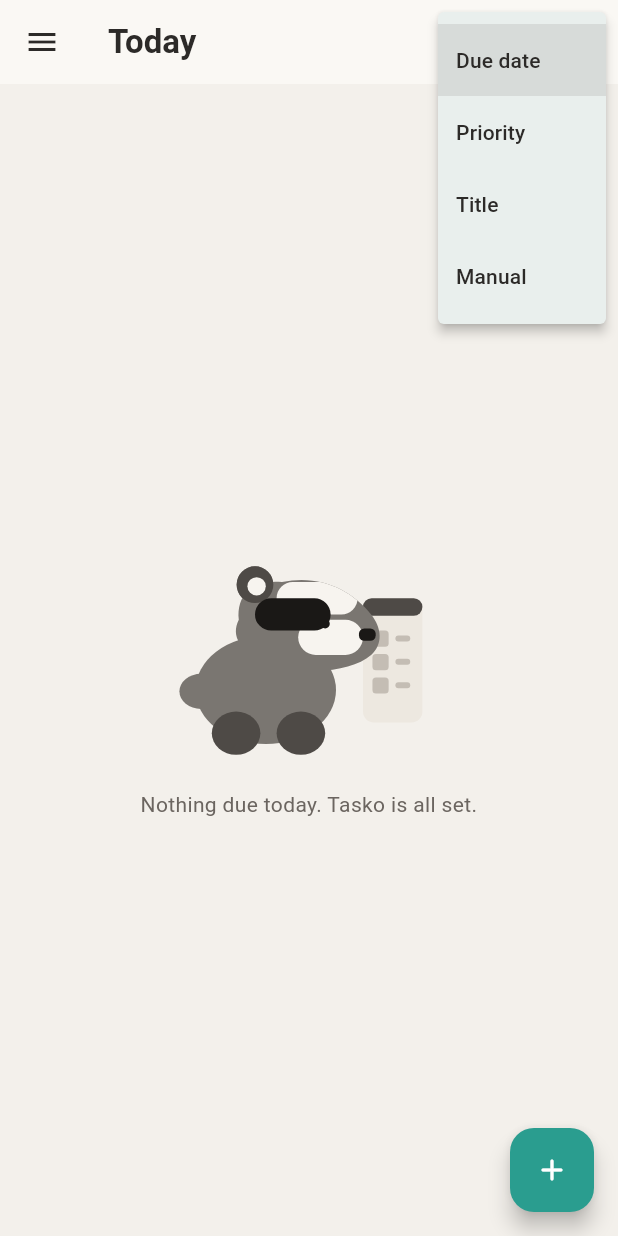
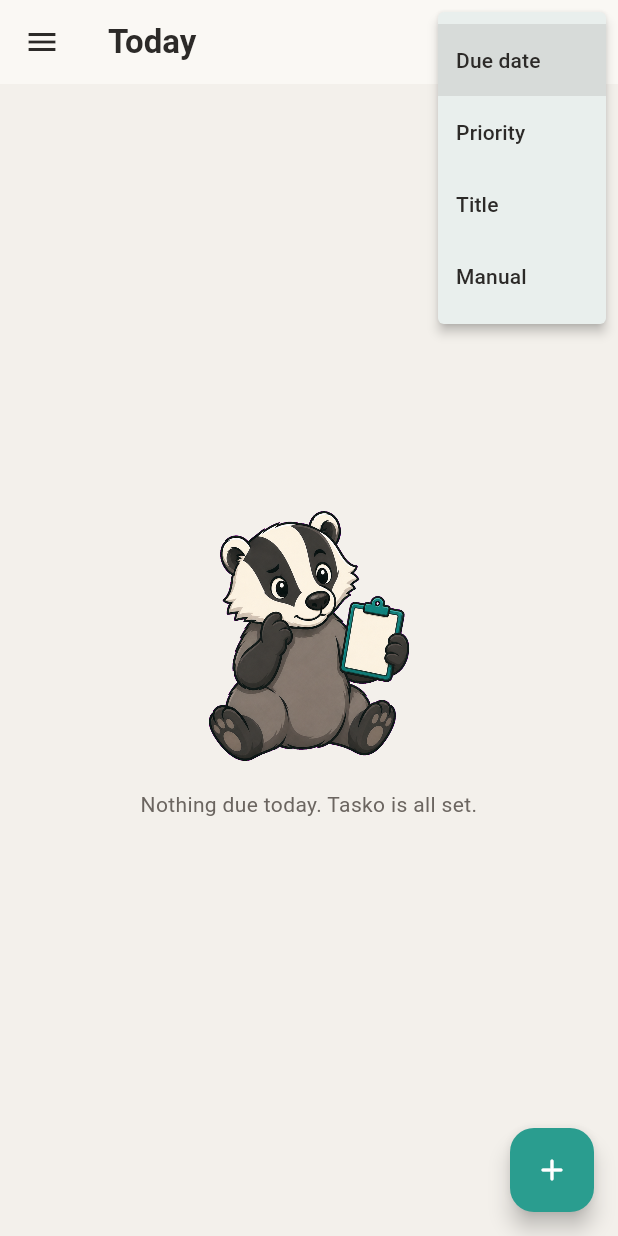
Before and after one commit to arioch1984/tasko, a Flutter app: the HomeShell screen opened by its route, after a tap on the "sort" icon, on a phone screen of 412 x 824 dp. Run offline on Flutter 3.47's test engine with Material 3 defaults, Android fonts, the phone set to English and light mode, and no system bars; our stand-ins replace equatable, flutter_riverpod, go_router, google_sign_in, shared_preferences; accounts and stored records are empty.

Commit message:
Redraw Tasko the badger as a stylized cartoon mascot.
Replace the 3D renders with cartoon artwork (bold outlines, flat colors, teal
accent) for the four poses, and cut the launcher, adaptive, and web icons from
a new head master. The drawer header now shows the head instead of the full
sitting pose.

Co-authored-by: Fabio <FabioBrunelliPinalli@users.noreply.github.com>

```diff
--- a/lib/core/mascot/tasko_mascot.dart
+++ b/lib/core/mascot/tasko_mascot.dart
@@ -1,5 +1,4 @@
 import 'package:flutter/material.dart';
-import 'package:tasko/core/mascot/tasko_painter.dart';
 import 'package:tasko/core/mascot/tasko_pose.dart';
 
 /// Reusable Tasko the badger mascot with optional message.
@@ -33,14 +32,13 @@ class TaskoMascot extends StatelessWidget {
               ),
             );
           },
-          child: SizedBox(
+          child: Image.asset(
+            pose.assetPath,
             key: ValueKey(pose),
             width: size,
             height: size,
-            child: CustomPaint(
-              size: Size.square(size),
-              painter: TaskoPainter(pose: pose),
-            ),
+            fit: BoxFit.contain,
+            filterQuality: FilterQuality.high,
           ),
         ),
         if (message != null) ...[
@@ -56,27 +54,22 @@ class TaskoMascot extends StatelessWidget {
   }
 }
 
-/// Side-profile head mark, tinted like Capy Reader's drawer icon.
+/// Head-only Tasko, for compact spots such as the drawer header.
 class TaskoMark extends StatelessWidget {
-  const TaskoMark({super.key, this.size = 32});
+  const TaskoMark({super.key, this.size = 36});
 
   final double size;
 
   @override
   Widget build(BuildContext context) {
-    final color =
-        IconTheme.of(context).color ?? Theme.of(context).colorScheme.onSurface;
-    return SizedBox(
+    final ratio = MediaQuery.maybeDevicePixelRatioOf(context) ?? 1;
+    return Image.asset(
+      taskoHeadAsset,
       width: size,
       height: size,
-      child: CustomPaint(
-        size: Size.square(size),
-        painter: TaskoPainter(
-          pose: TaskoPose.idle,
-          headOnly: true,
-          monochrome: color,
-        ),
-      ),
+      fit: BoxFit.contain,
+      filterQuality: FilterQuality.high,
+      cacheWidth: (size * ratio).round(),
     );
   }
 }
--- a/lib/core/mascot/tasko_painter.dart
+++ /dev/null
@@ -1,295 +0,0 @@
-import 'package:flutter/material.dart';
-import 'package:tasko/core/mascot/tasko_pose.dart';
-import 'package:tasko/core/theme.dart';
-
-/// Flat geometric Tasko, in the same language as Capy Reader's mascot:
-/// chunky rounded shapes, solid fills, no outlines or shading.
-class TaskoPainter extends CustomPainter {
-  const TaskoPainter({
-    required this.pose,
-    this.monochrome,
-    this.headOnly = false,
-    this.headScale = 1.42,
-  });
-
-  final TaskoPose pose;
-  final Color? monochrome;
-
-  /// Launcher / drawer mark: just the side-profile head.
-  final bool headOnly;
-
-  /// Scale of the head when [headOnly] is true. Lower values add
-  /// adaptive-icon padding.
-  final double headScale;
-
-  bool get _silhouetted => monochrome != null;
-
-  Color get _fur => _c(const Color(0xFF7A7671));
-  Color get _furDark => _c(const Color(0xFF4E4A46));
-  Color get _stripe => _c(TaskoColors.stripe);
-  Color get _face => _c(const Color(0xFFF7F4EF));
-  Color get _teal => _c(TaskoColors.teal);
-  Color get _board => _c(const Color(0xFFEDE8E0));
-  Color get _line => _c(const Color(0xFFC4BDB4));
-
-  Color _c(Color color) => monochrome ?? color;
-
-  @override
-  void paint(Canvas canvas, Size size) {
-    final side = size.shortestSide;
-    canvas.save();
-    canvas.translate(
-      (size.width - side) / 2,
-      (size.height - side) / 2,
-    );
-    canvas.scale(side / 100);
-
-    if (headOnly) {
-      canvas.save();
-      canvas.translate(50, 52);
-      canvas.scale(headScale);
-      canvas.translate(-36, -24);
-      _paintHead(canvas, details: !_silhouetted);
-      canvas.restore();
-    } else {
-      switch (pose) {
-        case TaskoPose.idle:
-          _paintIdle(canvas);
-        case TaskoPose.wave:
-          _paintWave(canvas);
-        case TaskoPose.empty:
-          _paintEmpty(canvas);
-        case TaskoPose.celebrate:
-          _paintCelebrate(canvas);
-      }
-    }
-
-    canvas.restore();
-  }
-
-  void _paintIdle(Canvas canvas) {
-    _paintBoard(canvas, const Rect.fromLTWH(70, 36, 22, 46), checks: 3);
-    _paintBody(canvas, sit: true, origin: const Offset(8, 50));
-    canvas.save();
-    canvas.translate(18, 24);
-    _paintHead(canvas, details: !_silhouetted);
-    canvas.restore();
-  }
-
-  void _paintWave(Canvas canvas) {
-    _paintBoard(canvas, const Rect.fromLTWH(56, 50, 18, 34), checks: 3);
-    _paintLimb(canvas, const Offset(46, 48), const Offset(64, 20), 10);
-    _paintBody(canvas, sit: false, origin: const Offset(14, 48));
-    canvas.save();
-    canvas.translate(16, 16);
-    _paintHead(canvas, details: !_silhouetted);
-    canvas.restore();
-  }
-
-  void _paintEmpty(Canvas canvas) {
-    _paintBoard(canvas, const Rect.fromLTWH(70, 36, 22, 46), checks: 0);
-    _paintBody(canvas, sit: true, origin: const Offset(8, 50));
-    _paintLimb(canvas, const Offset(48, 50), const Offset(58, 40), 9);
-    canvas.save();
-    canvas.translate(14, 22);
-    _paintHead(canvas, details: !_silhouetted);
-    canvas.restore();
-  }
-
-  void _paintCelebrate(Canvas canvas) {
-    _paintSparks(canvas);
-    _paintBoard(
-      canvas,
-      const Rect.fromLTWH(66, 42, 20, 32),
-      checks: 0,
-      bigCheck: true,
-    );
-    _paintLimb(canvas, const Offset(44, 42), const Offset(56, 14), 10);
-    _paintBody(canvas, sit: false, origin: const Offset(12, 42));
-    canvas.save();
-    canvas.translate(16, 10);
-    _paintHead(canvas, details: !_silhouetted);
-    canvas.restore();
-  }
-
-  void _paintSparks(Canvas canvas) {
-    if (_silhouetted) return;
-    final paint = Paint()..color = _teal;
-    void spark(Offset at, double rot, double len) {
-      canvas.save();
-      canvas.translate(at.dx, at.dy);
-      canvas.rotate(rot);
-      canvas.drawRRect(
-        RRect.fromRectAndRadius(
-          Rect.fromCenter(center: Offset.zero, width: 2.4, height: len),
-          const Radius.circular(1.2),
-        ),
-        paint,
-      );
-      canvas.restore();
-    }
-
-    spark(const Offset(74, 16), -0.55, 13);
-    spark(const Offset(82, 22), 0.25, 11);
-    spark(const Offset(88, 14), 0.95, 9);
-  }
-
-  void _paintBody(
-    Canvas canvas, {
-    required bool sit,
-    required Offset origin,
-  }) {
-    canvas.save();
-    canvas.translate(origin.dx, origin.dy);
-
-    if (sit) {
-      _fillOval(canvas, const Rect.fromLTWH(0, 0, 52, 40), _fur);
-      _fillOval(canvas, const Rect.fromLTWH(-6, 14, 16, 13), _fur);
-      _fillOval(canvas, const Rect.fromLTWH(6, 28, 18, 16), _furDark);
-      _fillOval(canvas, const Rect.fromLTWH(30, 28, 18, 16), _furDark);
-    } else {
-      _fillRRect(canvas, const Rect.fromLTWH(4, 0, 40, 46), 19, _fur);
-      _fillOval(canvas, const Rect.fromLTWH(-6, 18, 16, 13), _fur);
-      _fillOval(canvas, const Rect.fromLTWH(8, 38, 16, 14), _furDark);
-      _fillOval(canvas, const Rect.fromLTWH(28, 38, 16, 14), _furDark);
-    }
-
-    canvas.restore();
-  }
-
-  void _paintLimb(Canvas canvas, Offset from, Offset to, double width) {
-    canvas.drawLine(
-      from,
-      to,
-      Paint()
-        ..color = _furDark
-        ..strokeCap = StrokeCap.round
-        ..strokeWidth = width
-        ..style = PaintingStyle.stroke,
-    );
-    canvas.drawCircle(to, width * 0.58, Paint()..color = _furDark);
-  }
-
-  /// Side-profile head in a ~62x42 local box, facing right.
-  void _paintHead(Canvas canvas, {required bool details}) {
-    final silhouette = _headPath();
-    canvas.drawPath(silhouette, Paint()..color = _fur);
-    canvas.drawPath(_earPath(), Paint()..color = _furDark);
-
-    if (!details) return;
-
-    canvas.save();
-    canvas.clipPath(silhouette);
-    _fillRRect(canvas, const Rect.fromLTWH(24, 8, 30, 12), 6, _face);
-    _fillRRect(canvas, const Rect.fromLTWH(32, 22, 24, 13), 6.5, _face);
-    _fillRRect(canvas, const Rect.fromLTWH(16, 14, 28, 12), 6, _stripe);
-    canvas.restore();
-
-    canvas.drawCircle(const Offset(42, 23.5), 1.7, Paint()..color = _stripe);
-    _fillRRect(canvas, const Rect.fromLTWH(54.5, 25.2, 6.2, 4.6), 2, _stripe);
-    canvas.drawPath(_earInnerPath(), Paint()..color = _face);
-  }
-
-  Path _earPath() {
-    return Path()
-      ..addOval(Rect.fromCircle(center: const Offset(16, 9), radius: 6.8));
-  }
-
-  Path _earInnerPath() {
-    return Path()
-      ..addOval(Rect.fromCircle(center: const Offset(16.6, 9.6), radius: 3.4));
-  }
-
-  Path _headPath() {
-    final path = Path();
-    path.moveTo(10, 22);
-    path.cubicTo(9, 12, 16, 7, 26, 8);
-    path.cubicTo(40, 5, 52, 11, 59, 20);
-    path.cubicTo(63, 25, 63.5, 31, 59, 35);
-    path.cubicTo(52, 41, 36, 43, 22, 38);
-    path.cubicTo(10, 34, 7, 28, 10, 22);
-    path.close();
-    path.addPath(_earPath(), Offset.zero);
-    return path;
-  }
-
-  void _paintBoard(
-    Canvas canvas,
-    Rect rect, {
-    required int checks,
-    bool bigCheck = false,
-  }) {
-    _fillRRect(canvas, rect, 4, _board);
-    _fillRRect(
-      canvas,
-      Rect.fromLTWH(rect.left, rect.top, rect.width, 6.5),
-      3.2,
-      _furDark,
-    );
-
-    if (bigCheck) {
-      final box = Rect.fromCenter(
-        center: Offset(rect.center.dx, rect.center.dy + 3),
-        width: 13,
-        height: 13,
-      );
-      _fillRRect(canvas, box, 3, _teal);
-      _strokeCheck(canvas, box, 2.1);
-      return;
-    }
-
-    final top = rect.top + 12;
-    final gap = (rect.height - 20) / 3;
-    for (var i = 0; i < 3; i++) {
-      final y = top + gap * i;
-      final box = Rect.fromLTWH(rect.left + 3.5, y, 6, 6);
-      if (i < checks) {
-        _fillRRect(canvas, box, 1.3, _teal);
-        _strokeCheck(canvas, box, 1.25);
-      } else {
-        _fillRRect(canvas, box, 1.3, _line);
-      }
-      _fillRRect(
-        canvas,
-        Rect.fromLTWH(rect.left + 12, y + 1.8, rect.width - 16.5, 2.2),
-        1.1,
-        _line,
-      );
-    }
-  }
-
-  void _strokeCheck(Canvas canvas, Rect box, double width) {
-    final path = Path()
-      ..moveTo(box.left + box.width * 0.22, box.center.dy)
-      ..lineTo(box.left + box.width * 0.42, box.bottom - box.height * 0.24)
-      ..lineTo(box.right - box.width * 0.2, box.top + box.height * 0.24);
-    canvas.drawPath(
-      path,
-      Paint()
-        ..color = _face
-        ..style = PaintingStyle.stroke
-        ..strokeWidth = width
-        ..strokeCap = StrokeCap.round
-        ..strokeJoin = StrokeJoin.round,
-    );
-  }
-
-  void _fillOval(Canvas canvas, Rect rect, Color color) {
-    canvas.drawOval(rect, Paint()..color = color);
-  }
-
-  void _fillRRect(Canvas canvas, Rect rect, double radius, Color color) {
-    canvas.drawRRect(
-      RRect.fromRectAndRadius(rect, Radius.circular(radius)),
-      Paint()..color = color,
-    );
-  }
-
-  @override
-  bool shouldRepaint(covariant TaskoPainter oldDelegate) {
-    return oldDelegate.pose != pose ||
-        oldDelegate.monochrome != monochrome ||
-        oldDelegate.headOnly != headOnly ||
-        oldDelegate.headScale != headScale;
-  }
-}
```
Also changed, not shown: lib/core/mascot/tasko_pose.dart (+12 -0 lines), assets/brand/tasko_icon_source.png, assets/icon/tasko_icon.png, assets/mascot/tasko_celebrate.png, assets/mascot/tasko_empty.png, assets/mascot/tasko_head.png (added), assets/mascot/tasko_idle.png, assets/mascot/tasko_wave.png, 19 other files.
